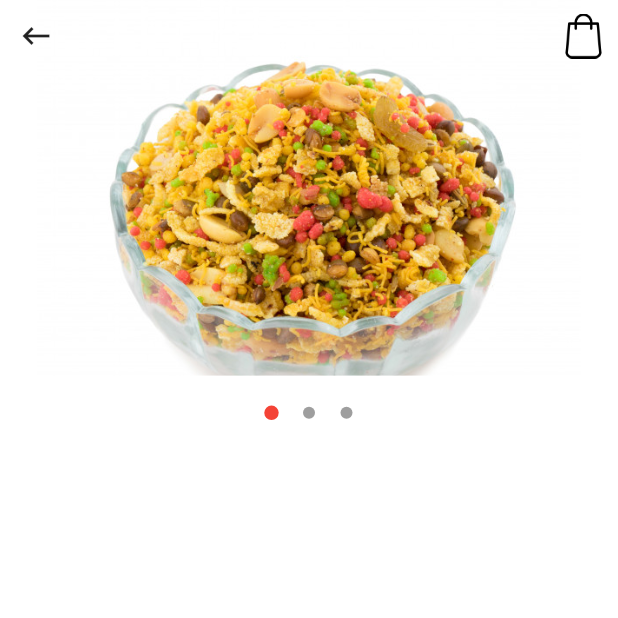
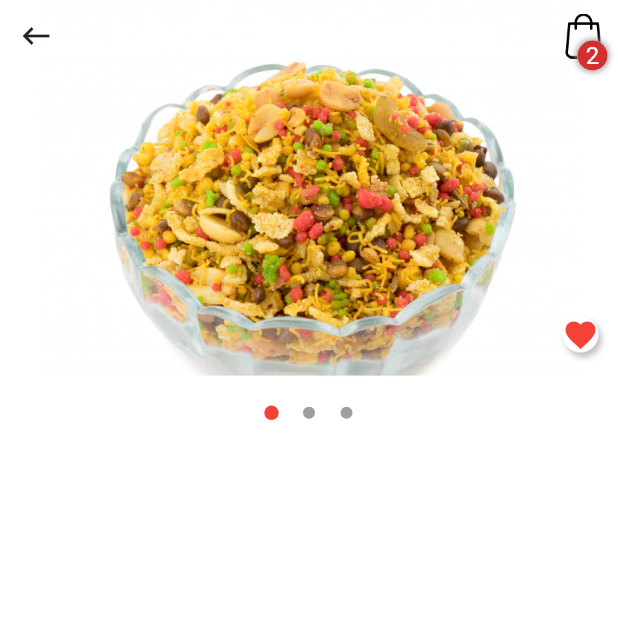
Before and after one commit to PatrickChow0803/Flutter_Food, a Flutter app: the screen it shows after launch, after a tap on "Cereal", on a phone screen of 412 x 824 dp, the top half of it. Run offline on Flutter 3.47's test engine with Material 2 defaults, Android fonts, the phone set to English and light mode, and no system bars.

Commit message:
Added a counter for the item bag and a favorite icon on the product

```diff
--- a/lib/src/screens/details.dart
+++ b/lib/src/screens/details.dart
@@ -2,6 +2,7 @@ import 'package:carousel_pro/carousel_pro.dart';
 import 'package:flutter/material.dart';
 import 'package:flutter_food/src/helpers/style.dart';
 import 'package:flutter_food/src/models/product.dart';
+import 'package:flutter_food/src/widgets/custom_text.dart';
 
 class Details extends StatefulWidget {
   final Product product;
@@ -45,6 +46,8 @@ class _DetailsState extends State<Details> {
                           Navigator.of(context).pop();
                         },
                       ),
+                      Stack(
+                        children: [
                           Padding(
                             padding: EdgeInsets.all(8.0),
                             child: Image.asset(
@@ -53,8 +56,52 @@ class _DetailsState extends State<Details> {
                               height: 30,
                             ),
                           ),
+                          Positioned(
+                            bottom: 0,
+                            right: 7,
+                            child: Container(
+                              decoration: BoxDecoration(
+                                shape: BoxShape.circle,
+                                color: Colors.white,
+                                boxShadow: [
+                                  BoxShadow(blurRadius: 3, color: Colors.grey, spreadRadius: 1)
                                 ],
                               ),
+                              child: CircleAvatar(
+                                radius: 10,
+                                child: CustomText(
+                                  text: '2',
+                                  colors: white,
+                                ),
+                              ),
+                            ),
+                          ),
+                        ],
+                      ),
+                    ],
+                  ),
+                  Positioned(
+                    bottom: 65,
+                    right: 13,
+                    child: Container(
+                      decoration: BoxDecoration(
+//                        shape: BoxShape.circle,
+                        color: white,
+                        borderRadius: BorderRadius.circular(20),
+                        boxShadow: [
+                          BoxShadow(
+                            color: grey[400],
+                            offset: Offset(2, 3),
+                            blurRadius: 3,
+                          ),
+                        ],
+                      ),
+                      child: Icon(
+                        Icons.favorite,
+                        color: red,
+                      ),
+                    ),
+                  )
                 ],
               ),
             ),
```
Lines whose indentation alone changed are shown as unchanged.
